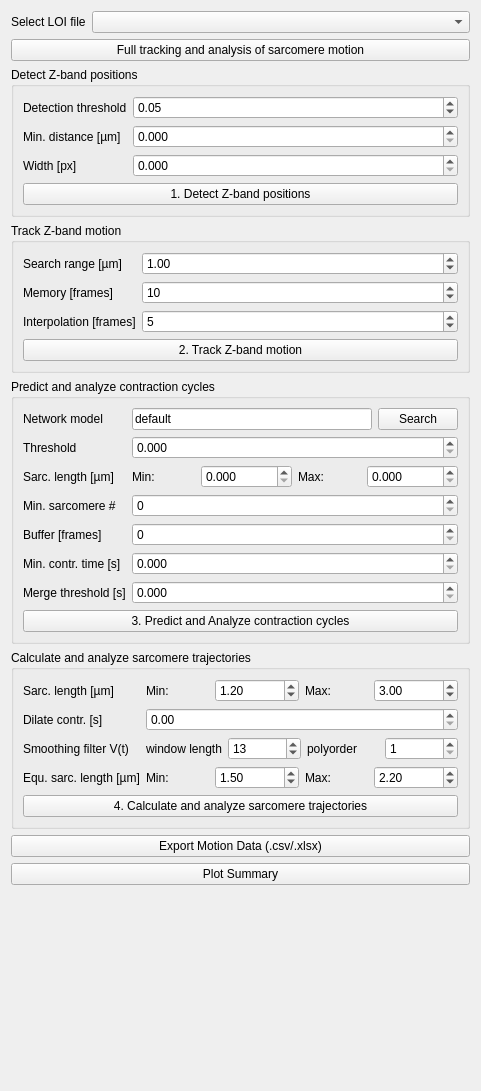
Before: the Qt Designer form sarcasm_app/ui-files/parameters_motion_analysis.ui in danihae/SarcAsM, drawn with Qt 5.
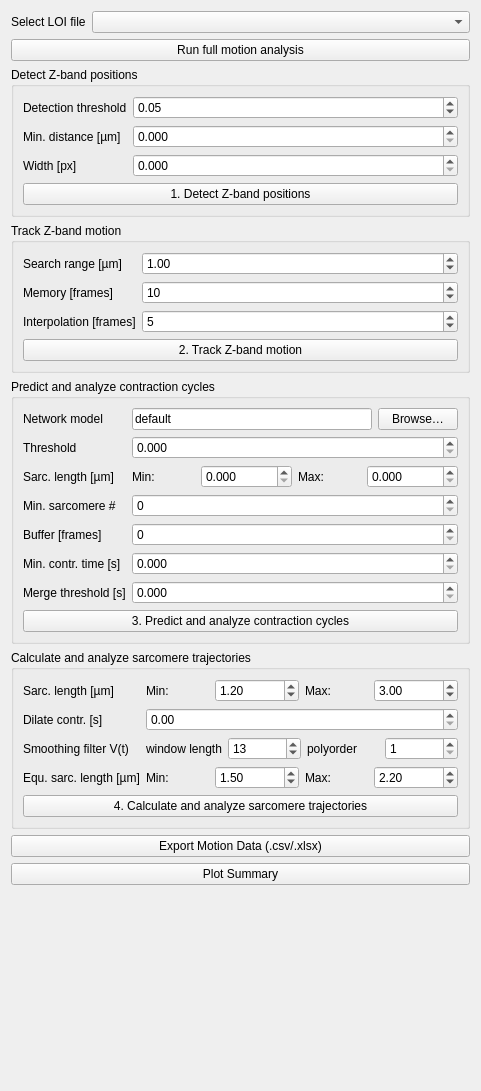
After: the same form once the commit is applied.

Patch:
```diff
--- a/sarcasm_app/ui-files/parameters_motion_analysis.ui
+++ b/sarcasm_app/ui-files/parameters_motion_analysis.ui
@@ -316,7 +316,7 @@
          <string>execute prediction and analysis of contractions, do not forget to select a contraction weights file</string>
         </property>
         <property name="text">
-         <string>3. Predict and Analyze contraction cycles</string>
+         <string>3. Predict and analyze contraction cycles</string>
         </property>
        </widget>
       </item>
@@ -335,7 +335,7 @@
         <item>
          <widget class="QPushButton" name="btn_systoles_search_weights">
           <property name="text">
-           <string>Search</string>
+           <string>Browse…</string>
           </property>
          </widget>
         </item>
@@ -592,7 +592,7 @@
       <string>execute all of the below functions(check the parameters before)</string>
      </property>
      <property name="text">
-      <string>Full tracking and analysis of sarcomere motion</string>
+      <string>Run full motion analysis</string>
      </property>
     </widget>
    </item>
```
